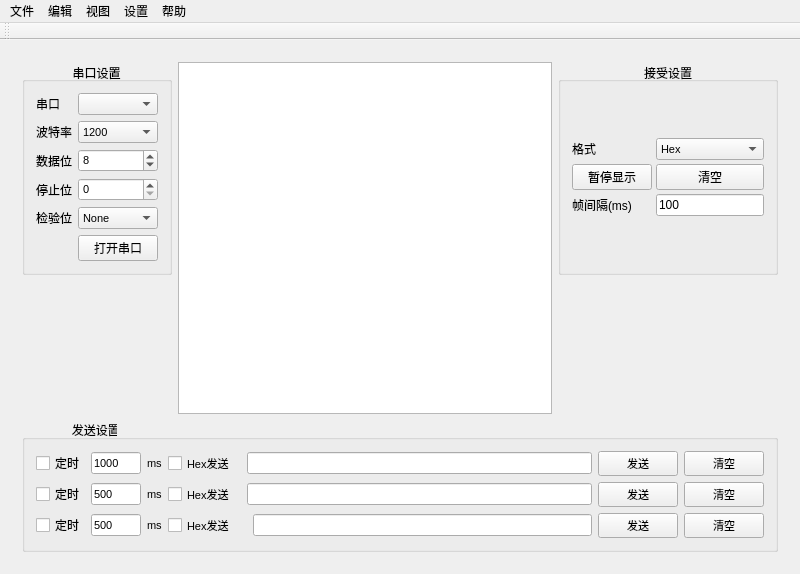
Qt form SerialHelper/mainwindow.ui (JonahKing/SerialHelper-QT) before a commit.
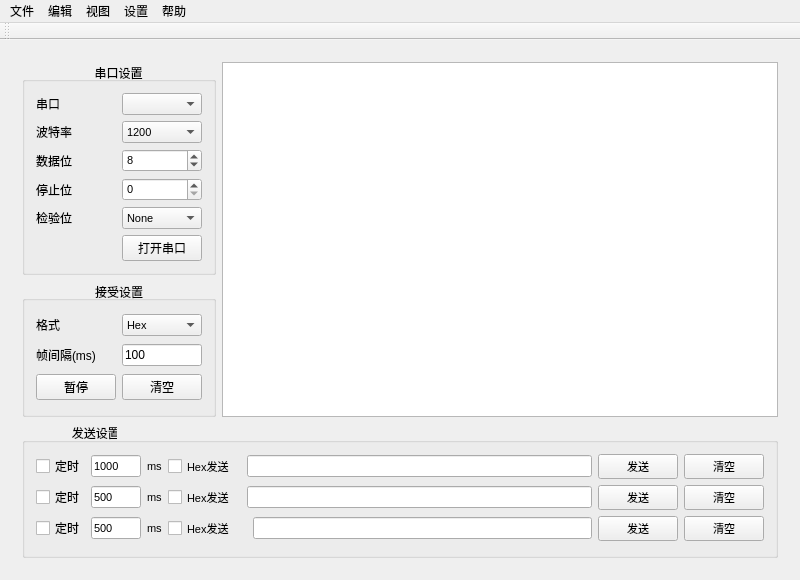
The same form after that commit. Icons and pictures are not drawn.

Commit message: 实现文件菜单下的文件打开动作

What changed in the file:
```diff
--- a/SerialHelper/mainwindow.ui
+++ b/SerialHelper/mainwindow.ui
@@ -7,7 +7,7 @@
     <x>0</x>
     <y>0</y>
     <width>800</width>
-    <height>574</height>
+    <height>580</height>
    </rect>
   </property>
   <property name="maximumSize">
@@ -33,7 +33,7 @@
     <item>
      <widget class="QWidget" name="widget" native="true">
       <property name="sizePolicy">
-       <sizepolicy hsizetype="Minimum" vsizetype="Preferred">
+       <sizepolicy hsizetype="Preferred" vsizetype="Preferred">
         <horstretch>0</horstretch>
         <verstretch>0</verstretch>
        </sizepolicy>
@@ -41,7 +41,10 @@
       <property name="focusPolicy">
        <enum>Qt::StrongFocus</enum>
       </property>
-      <layout class="QGridLayout" name="gridLayout_4" rowstretch="0,0,0" columnstretch="0,2,0" columnminimumwidth="0,0,0">
+      <layout class="QGridLayout" name="gridLayout_4" columnstretch="1,4" columnminimumwidth="1,4">
+       <property name="sizeConstraint">
+        <enum>QLayout::SetDefaultConstraint</enum>
+       </property>
        <item row="0" column="0">
         <widget class="QGroupBox" name="SerialSettingGroup">
          <property name="title">
@@ -50,24 +53,34 @@
          <property name="alignment">
           <set>Qt::AlignCenter</set>
          </property>
-         <layout class="QGridLayout" name="gridLayout_5">
+         <layout class="QGridLayout" name="gridLayout_2">
+          <property name="verticalSpacing">
+           <number>6</number>
+          </property>
           <item row="0" column="0">
-           <layout class="QGridLayout" name="SerialSetting" columnstretch="0,0">
-            <item row="4" column="0">
-             <widget class="QLabel" name="CheckBitLable">
+           <widget class="QLabel" name="SerialNumLable">
               <property name="text">
-               <string>检验位</string>
+             <string>串口</string>
               </property>
              </widget>
             </item>
-            <item row="2" column="0">
-             <widget class="QLabel" name="DataLengthLable">
+          <item row="0" column="2">
+           <widget class="QComboBox" name="SerialNum">
+            <property name="font">
+             <font>
+              <pointsize>8</pointsize>
+             </font>
+            </property>
+           </widget>
+          </item>
+          <item row="1" column="0" colspan="2">
+           <widget class="QLabel" name="BaudLable">
               <property name="text">
-               <string>数据位</string>
+             <string>波特率</string>
               </property>
              </widget>
             </item>
-            <item row="1" column="1">
+          <item row="1" column="2">
              <widget class="QComboBox" name="Baud">
               <property name="font">
                <font>
@@ -75,7 +88,7 @@
                </font>
               </property>
               <property name="currentText">
-               <string>9600</string>
+             <string>1200</string>
               </property>
               <property name="minimumContentsLength">
                <number>0</number>
@@ -122,20 +135,90 @@
               </item>
              </widget>
             </item>
-            <item row="5" column="1">
-             <widget class="QPushButton" name="SerialOnoffBUtton">
+          <item row="2" column="0" colspan="2">
+           <widget class="QLabel" name="DataLengthLable">
               <property name="text">
-               <string>打开串口</string>
+             <string>数据位</string>
               </property>
              </widget>
             </item>
-            <item row="3" column="0">
+          <item row="2" column="2">
+           <widget class="QSpinBox" name="DataBitLength">
+            <property name="font">
+             <font>
+              <pointsize>8</pointsize>
+             </font>
+            </property>
+            <property name="minimum">
+             <number>5</number>
+            </property>
+            <property name="maximum">
+             <number>9</number>
+            </property>
+            <property name="value">
+             <number>8</number>
+            </property>
+           </widget>
+          </item>
+          <item row="3" column="0" colspan="2">
              <widget class="QLabel" name="StopBitLable">
               <property name="text">
                <string>停止位</string>
               </property>
              </widget>
             </item>
+          <item row="3" column="2">
+           <widget class="QSpinBox" name="StopBit">
+            <property name="font">
+             <font>
+              <pointsize>8</pointsize>
+             </font>
+            </property>
+            <property name="minimum">
+             <number>0</number>
+            </property>
+            <property name="maximum">
+             <number>2</number>
+            </property>
+            <property name="value">
+             <number>0</number>
+            </property>
+           </widget>
+          </item>
+          <item row="4" column="0" colspan="2">
+           <widget class="QLabel" name="CheckBitLable">
+            <property name="text">
+             <string>检验位</string>
+            </property>
+           </widget>
+          </item>
+          <item row="4" column="2">
+           <widget class="QComboBox" name="Baud_2">
+            <property name="font">
+             <font>
+              <pointsize>8</pointsize>
+             </font>
+            </property>
+            <property name="minimumContentsLength">
+             <number>0</number>
+            </property>
+            <item>
+             <property name="text">
+              <string>None</string>
+             </property>
+            </item>
+            <item>
+             <property name="text">
+              <string>Parity</string>
+             </property>
+            </item>
+            <item>
+             <property name="text">
+              <string>Odd</string>
+             </property>
+            </item>
+           </widget>
+          </item>
             <item row="5" column="0">
              <widget class="QLabel" name="SerialOnoffIcon">
               <property name="minimumSize">
@@ -164,175 +247,26 @@
               </property>
              </widget>
             </item>
-            <item row="0" column="1">
-             <widget class="QComboBox" name="SerialNum">
+          <item row="5" column="2">
+           <widget class="QPushButton" name="SerialOnoffBUtton">
               <property name="font">
                <font>
-                <pointsize>8</pointsize>
-               </font>
-              </property>
-             </widget>
-            </item>
-            <item row="4" column="1">
-             <widget class="QComboBox" name="Baud_2">
-              <property name="font">
-               <font>
-                <pointsize>8</pointsize>
-               </font>
-              </property>
-              <property name="minimumContentsLength">
-               <number>0</number>
-              </property>
-              <item>
+              <pointsize>9</pointsize>
+             </font>
+            </property>
                <property name="text">
-                <string>None</string>
-               </property>
-              </item>
-              <item>
-               <property name="text">
-                <string>Parity</string>
-               </property>
-              </item>
-              <item>
-               <property name="text">
-                <string>Odd</string>
-               </property>
-              </item>
-             </widget>
-            </item>
-            <item row="3" column="1">
-             <widget class="QSpinBox" name="StopBit">
-              <property name="font">
-               <font>
-                <pointsize>8</pointsize>
-               </font>
-              </property>
-              <property name="minimum">
-               <number>0</number>
-              </property>
-              <property name="maximum">
-               <number>2</number>
-              </property>
-              <property name="value">
-               <number>0</number>
-              </property>
-             </widget>
-            </item>
-            <item row="2" column="1">
-             <widget class="QSpinBox" name="DataBitLength">
-              <property name="font">
-               <font>
-                <pointsize>8</pointsize>
-               </font>
-              </property>
-              <property name="minimum">
-               <number>5</number>
-              </property>
-              <property name="maximum">
-               <number>9</number>
-              </property>
-              <property name="value">
-               <number>8</number>
-              </property>
-             </widget>
-            </item>
-            <item row="0" column="0">
-             <widget class="QLabel" name="SerialNumLable">
-              <property name="text">
-               <string>串口</string>
-              </property>
-             </widget>
-            </item>
-            <item row="1" column="0">
-             <widget class="QLabel" name="BaudLable">
-              <property name="text">
-               <string>波特率</string>
-              </property>
-             </widget>
-            </item>
-           </layout>
-          </item>
-         </layout>
-        </widget>
-       </item>
-       <item row="0" column="2">
-        <widget class="QGroupBox" name="ReceiveSettingGroup_2">
-         <property name="title">
-          <string>接受设置</string>
-         </property>
-         <property name="alignment">
-          <set>Qt::AlignCenter</set>
-         </property>
-         <layout class="QGridLayout" name="gridLayout_2">
-          <item row="0" column="0">
-           <layout class="QGridLayout" name="ReceiveSetting">
-            <property name="spacing">
-             <number>4</number>
-            </property>
-            <item row="0" column="0">
-             <widget class="QLabel" name="ReceiveFormatLable">
-              <property name="text">
-               <string>格式</string>
-              </property>
-             </widget>
-            </item>
-            <item row="0" column="1">
-             <widget class="QComboBox" name="ReceiveFormat">
-              <property name="font">
-               <font>
-                <pointsize>8</pointsize>
-               </font>
-              </property>
-              <item>
-               <property name="text">
-                <string>Hex</string>
-               </property>
-              </item>
-              <item>
-               <property name="text">
-                <string>ASCII</string>
-               </property>
-              </item>
-             </widget>
-            </item>
-            <item row="1" column="0">
-             <widget class="QPushButton" name="REceiveStopButton">
-              <property name="text">
-               <string>暂停显示</string>
-              </property>
-             </widget>
-            </item>
-            <item row="1" column="1">
-             <widget class="QPushButton" name="ReceiveDataClearButton">
-              <property name="text">
-               <string>清空</string>
-              </property>
-             </widget>
-            </item>
-            <item row="2" column="0">
-             <widget class="QLabel" name="FrameDurationLable">
-              <property name="text">
-               <string>帧间隔(ms)</string>
-              </property>
-             </widget>
-            </item>
-            <item row="2" column="1">
-             <widget class="QLineEdit" name="FrameDuration">
-              <property name="layoutDirection">
-               <enum>Qt::RightToLeft</enum>
-              </property>
-              <property name="text">
-               <string>100</string>
-              </property>
-             </widget>
-            </item>
-           </layout>
+             <string>打开串口</string>
+            </property>
+           </widget>
           </item>
          </layout>
         </widget>
        </item>
        <item row="0" column="1" rowspan="2">
         <widget class="QTextBrowser" name="ReceiveDataBrowser">
+         <property name="enabled">
+          <bool>true</bool>
+         </property>
          <property name="font">
           <font>
            <pointsize>8</pointsize>
@@ -347,7 +281,99 @@
          </property>
         </widget>
        </item>
-       <item row="2" column="0" colspan="3">
+       <item row="1" column="0">
+        <widget class="QGroupBox" name="ReceiveSettingGroup_2">
+         <property name="title">
+          <string>接受设置</string>
+         </property>
+         <property name="alignment">
+          <set>Qt::AlignCenter</set>
+         </property>
+         <layout class="QGridLayout" name="gridLayout_3">
+          <item row="1" column="2">
+           <widget class="QLineEdit" name="FrameDuration">
+            <property name="layoutDirection">
+             <enum>Qt::RightToLeft</enum>
+            </property>
+            <property name="text">
+             <string>100</string>
+            </property>
+           </widget>
+          </item>
+          <item row="1" column="1">
+           <widget class="QLabel" name="FrameDurationLable">
+            <property name="font">
+             <font>
+              <pointsize>9</pointsize>
+             </font>
+            </property>
+            <property name="text">
+             <string>帧间隔(ms)</string>
+            </property>
+           </widget>
+          </item>
+          <item row="2" column="2">
+           <widget class="QPushButton" name="ReceiveDataClearButton">
+            <property name="enabled">
+             <bool>true</bool>
+            </property>
+            <property name="font">
+             <font>
+              <pointsize>9</pointsize>
+             </font>
+            </property>
+            <property name="text">
+             <string>清空</string>
+            </property>
+           </widget>
+          </item>
+          <item row="0" column="2">
+           <widget class="QComboBox" name="ReceiveFormat">
+            <property name="font">
+             <font>
+              <pointsize>8</pointsize>
+             </font>
+            </property>
+            <item>
+             <property name="text">
+              <string>Hex</string>
+             </property>
+            </item>
+            <item>
+             <property name="text">
+              <string>ASCII</string>
+             </property>
+            </item>
+           </widget>
+          </item>
+          <item row="0" column="1">
+           <widget class="QLabel" name="ReceiveFormatLable">
+            <property name="font">
+             <font>
+              <pointsize>9</pointsize>
+             </font>
+            </property>
+            <property name="text">
+             <string>格式</string>
+            </property>
+           </widget>
+          </item>
+          <item row="2" column="1">
+           <widget class="QPushButton" name="REceiveStopButton">
+            <property name="font">
+             <font>
+              <pointsize>9</pointsize>
+             </font>
+            </property>
+            <property name="text">
+             <string>暂停</string>
+            </property>
+           </widget>
+          </item>
+         </layout>
+        </widget>
+       </item>
+       <item row="2" column="0" colspan="2">
         <widget class="QGroupBox" name="SendSettingGroup">
          <property name="sizePolicy">
           <sizepolicy hsizetype="Minimum" vsizetype="Preferred">
```
Left out of the diff: 168 changed lines with no effect on the pictures. Lines whose indentation alone changed are shown as unchanged. The commit also changes 10 other files.
